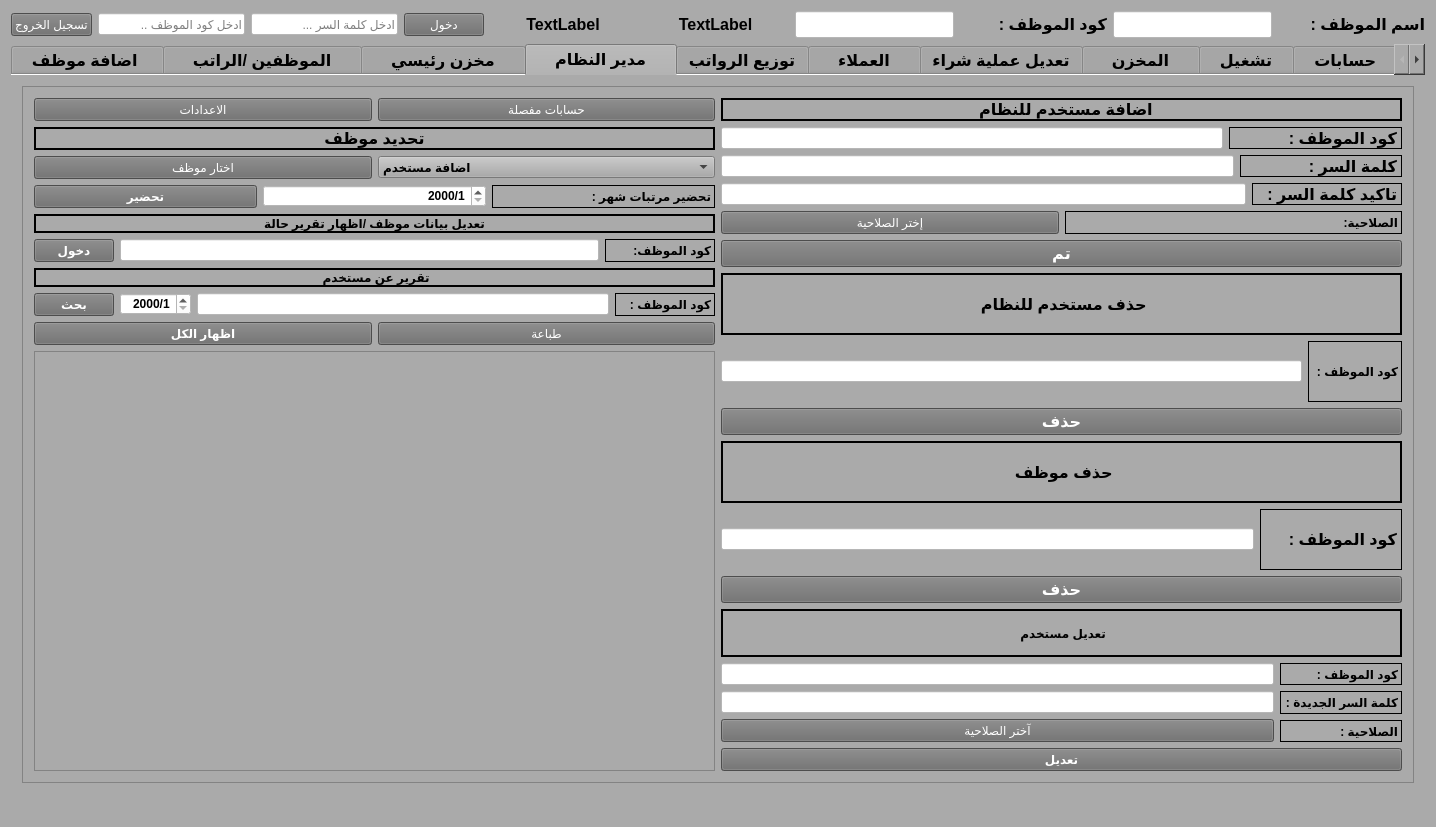
Qt form mainwindow.ui (xman199775/jeanscar) before a commit.
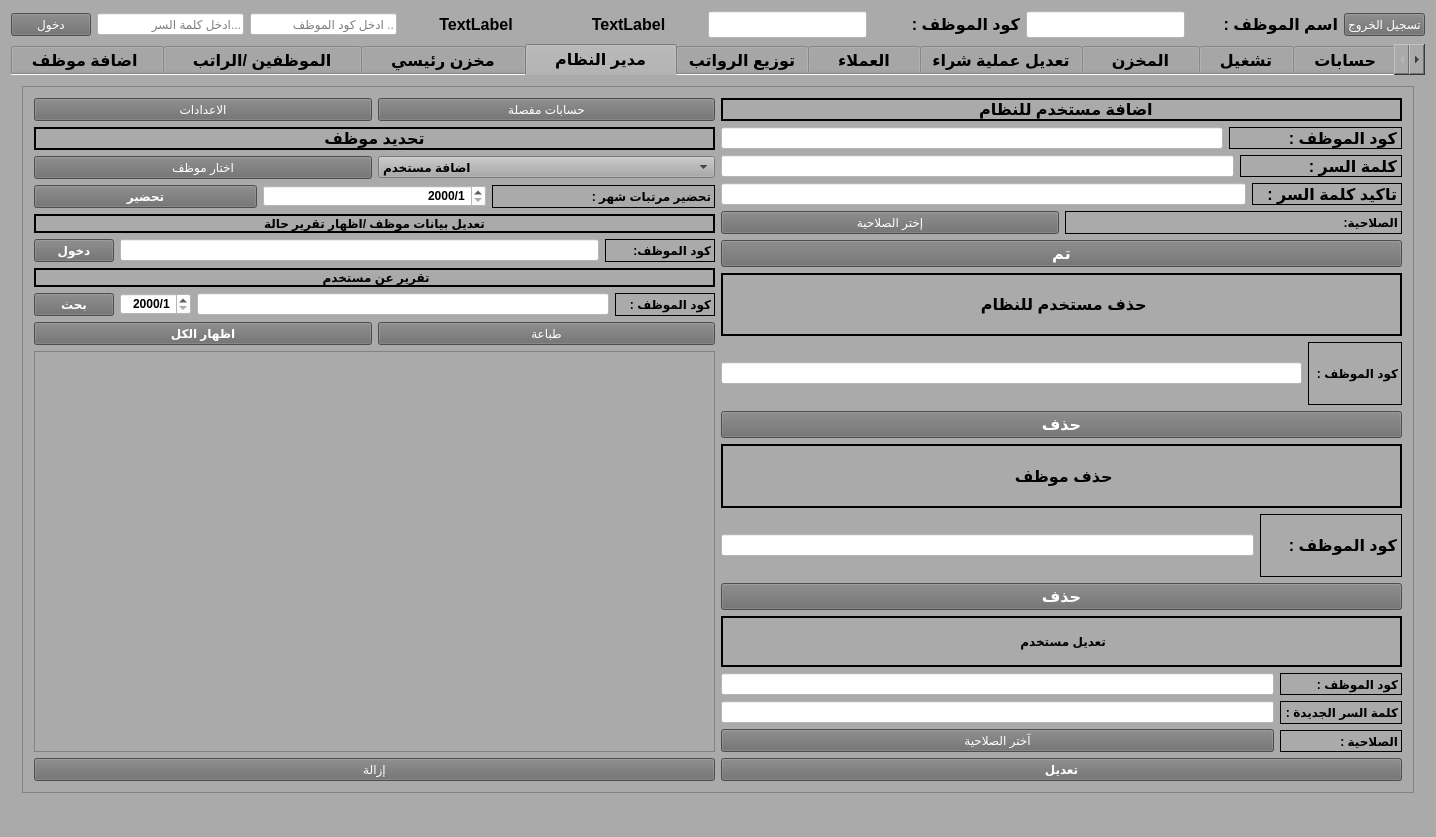
The same form after that commit. The open tabs and pages were chosen to show the change. Icons and pictures are not drawn.

```diff
--- a/mainwindow.ui
+++ b/mainwindow.ui
@@ -7,7 +7,7 @@
     <x>0</x>
     <y>0</y>
     <width>1436</width>
-    <height>827</height>
+    <height>837</height>
    </rect>
   </property>
   <property name="windowTitle">
@@ -32,27 +32,14 @@
       <item>
        <layout class="QHBoxLayout" name="horizontalLayout_33">
         <item>
-         <widget class="QPushButton" name="pushButton_57">
-          <property name="cursor">
-           <cursorShape>PointingHandCursor</cursorShape>
-          </property>
+         <widget class="QPushButton" name="enter">
           <property name="styleSheet">
            <string notr="true">color: rgb(255, 255, 255);
 background-color: rgb(108, 108, 108);
 </string>
           </property>
           <property name="text">
-           <string>تسجيل الخروج</string>
-          </property>
-         </widget>
-        </item>
-        <item>
-         <widget class="QLineEdit" name="username">
-          <property name="styleSheet">
-           <string notr="true">background-color: rgb(255, 255, 255);</string>
-          </property>
-          <property name="placeholderText">
-           <string>ادخل كود الموظف ..</string>
+           <string>دخول</string>
           </property>
          </widget>
         </item>
@@ -65,19 +52,17 @@
            <enum>QLineEdit::Password</enum>
           </property>
           <property name="placeholderText">
-           <string>ادخل كلمة السر ...</string>
+           <string>...ادخل كلمة السر </string>
           </property>
          </widget>
         </item>
         <item>
-         <widget class="QPushButton" name="enter">
+         <widget class="QLineEdit" name="username">
           <property name="styleSheet">
-           <string notr="true">color: rgb(255, 255, 255);
-background-color: rgb(108, 108, 108);
-</string>
+           <string notr="true">background-color: rgb(255, 255, 255);</string>
           </property>
-          <property name="text">
-           <string>دخول</string>
+          <property name="placeholderText">
+           <string>.. ادخل كود الموظف</string>
           </property>
          </widget>
         </item>
@@ -237,6 +222,21 @@
           </property>
          </widget>
         </item>
+        <item>
+         <widget class="QPushButton" name="pushButton_57">
+          <property name="cursor">
+           <cursorShape>PointingHandCursor</cursorShape>
+          </property>
+          <property name="styleSheet">
+           <string notr="true">color: rgb(255, 255, 255);
+background-color: rgb(108, 108, 108);
+</string>
+          </property>
+          <property name="text">
+           <string>تسجيل الخروج</string>
+          </property>
+         </widget>
+        </item>
        </layout>
       </item>
      </layout>
@@ -3514,7 +3514,7 @@
              <x>0</x>
              <y>0</y>
              <width>1386</width>
-             <height>693</height>
+             <height>703</height>
             </rect>
            </property>
            <layout class="QVBoxLayout" name="verticalLayout_79">
@@ -3930,6 +3930,24 @@
                     <bold>true</bold>
                    </font>
                   </property>
+                  <property name="textElideMode">
+                   <enum>Qt::ElideMiddle</enum>
+                  </property>
+                 </widget>
+                </item>
+                <item>
+                 <widget class="QPushButton" name="pushButton_58">
+                  <property name="cursor">
+                   <cursorShape>PointingHandCursor</cursorShape>
+                  </property>
+                  <property name="styleSheet">
+                   <string notr="true">color: rgb(255, 255, 255);
+background-color: rgb(108, 108, 108);
+</string>
+                  </property>
+                  <property name="text">
+                   <string>إزالة</string>
+                  </property>
                  </widget>
                 </item>
                </layout>
```
Left out of the diff: 17 changed lines with no effect on the pictures.
